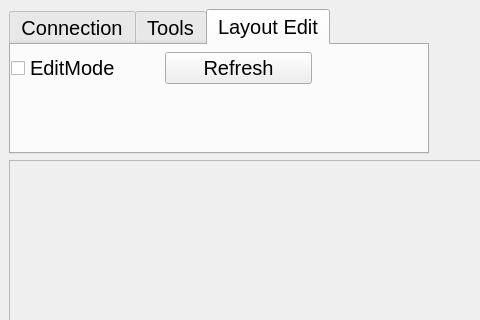
This is src/MainScreen/MainWindow/ui_MainWindow.ui in ScrollDP/CCSMTR as Qt 5 draws it before an edit; both pictures show x 0 to 480 and y 0 to 320 of the 1199 by 689 pixel window. The edited form follows.
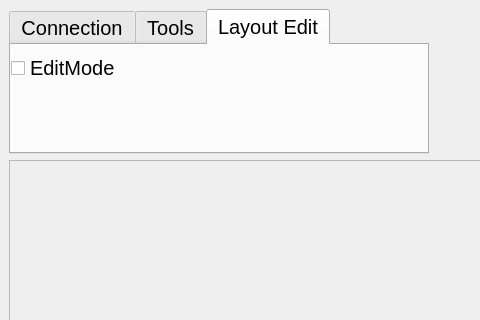
This is the edited form.

Commit message: refresh button removed

What changed in the file:
```diff
--- a/src/MainScreen/MainWindow/ui_MainWindow.ui
+++ b/src/MainScreen/MainWindow/ui_MainWindow.ui
@@ -325,13 +325,6 @@
                </property>
               </widget>
              </item>
-             <item row="0" column="1">
-              <widget class="QPushButton" name="Refresh">
-               <property name="text">
-                <string>Refresh</string>
-               </property>
-              </widget>
-             </item>
             </layout>
            </widget>
           </widget>
```
The commit also changes 2 other files.
